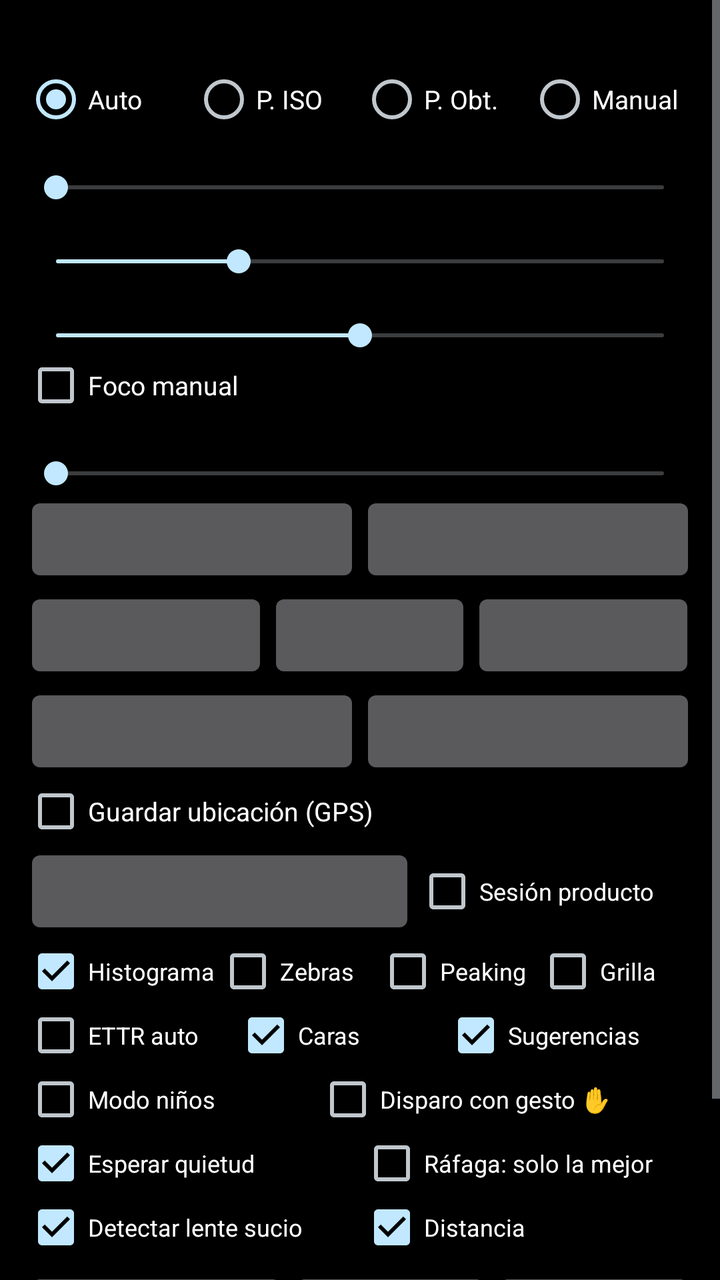
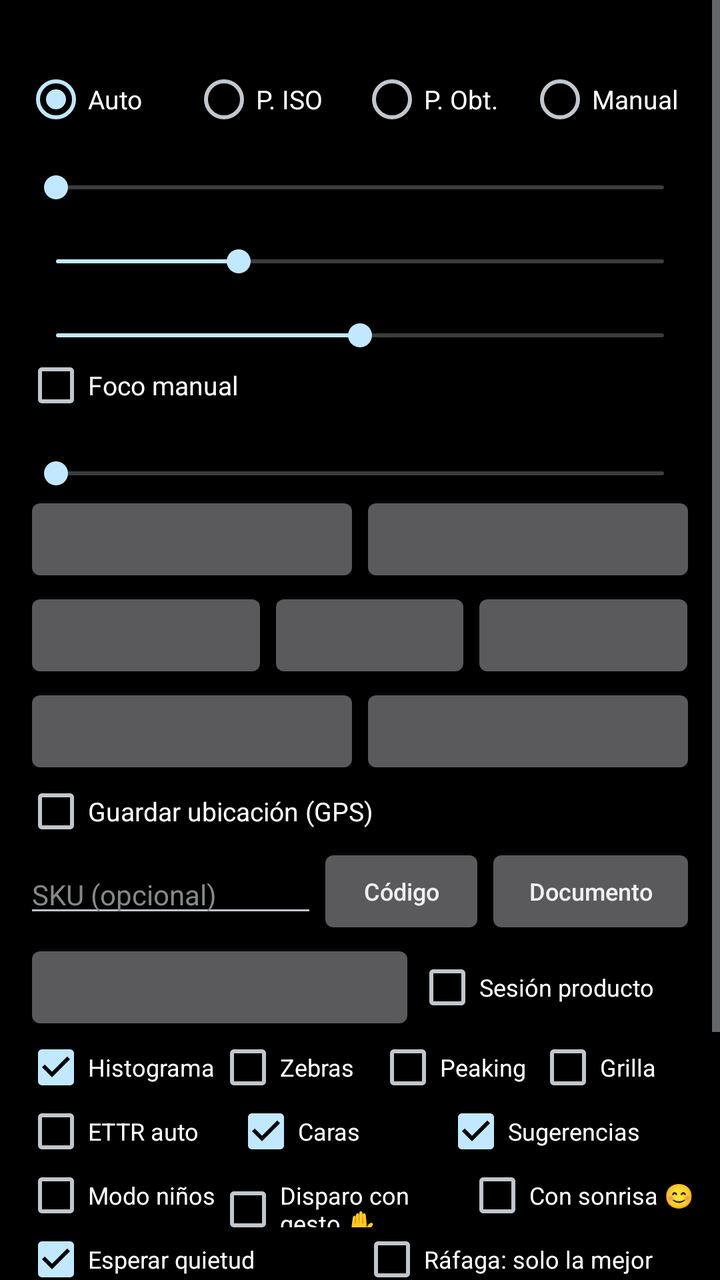

The first picture is an Android layout as it rendered before a commit; the second is the same layout after the commit. The layout source and the unified diff follow.
<!-- AndroidManifest.xml: application theme android:Theme.DeviceDefault.NoActionBar -->
<!-- res/layout/activity_main.xml -->
<?xml version="1.0" encoding="utf-8"?>
<LinearLayout xmlns:android="http://schemas.android.com/apk/res/android"
    android:layout_width="match_parent"
    android:layout_height="match_parent"
    android:background="#000000"
    android:orientation="vertical">

    <FrameLayout
        android:id="@+id/previewFrame"
        android:layout_width="match_parent"
        android:layout_height="0dp">

        <TextureView
            android:id="@+id/preview"
            android:layout_width="match_parent"
            android:layout_height="match_parent" />

        <dev.campa.rawcam.OverlayView
            android:id="@+id/overlay"
            android:layout_width="match_parent"
            android:layout_height="match_parent" />

        <View
            android:id="@+id/focusRing"
            android:layout_width="64dp"
            android:layout_height="64dp"
            android:layout_gravity="top|start"
            android:background="@drawable/focus_ring"
            android:visibility="gone" />

        <TextView
            android:id="@+id/lockBadge"
            android:layout_width="wrap_content"
            android:layout_height="wrap_content"
            android:layout_gravity="top|start"
            android:layout_margin="8dp"
            android:background="#FFD54F"
            android:paddingHorizontal="6dp"
            android:paddingVertical="2dp"
            android:text="AE/AF LOCK"
            android:textColor="#000000"
            android:textSize="12sp"
            android:visibility="gone" />

        <TextView
            android:id="@+id/distanceBadge"
            android:layout_width="wrap_content"
            android:layout_height="wrap_content"
            android:layout_gravity="top|end"
            android:layout_margin="8dp"
            android:background="#99000000"
            android:gravity="end"
            android:paddingHorizontal="6dp"
            android:paddingVertical="3dp"
            android:textColor="#FFFFFF"
            android:textSize="12sp"
            android:visibility="gone" />

        <TextView
            android:id="@+id/lensWarning"
            android:layout_width="wrap_content"
            android:layout_height="wrap_content"
            android:layout_gravity="top|center_horizontal"
            android:layout_marginTop="40dp"
            android:background="#E6D32F2F"
            android:paddingHorizontal="10dp"
            android:paddingVertical="6dp"
            android:textColor="#FFFFFF"
            android:textSize="13sp"
            android:visibility="gone" />

        <TextView
            android:id="@+id/suggestionChip"
            android:layout_width="wrap_content"
            android:layout_height="wrap_content"
            android:layout_gravity="top|center_horizontal"
            android:layout_marginTop="84dp"
            android:background="#E61565C0"
            android:paddingHorizontal="12dp"
            android:paddingVertical="8dp"
            android:textColor="#FFFFFF"
            android:textSize="13sp"
            android:visibility="gone" />

        <TextView
            android:id="@+id/astroBadge"
            android:layout_width="wrap_content"
            android:layout_height="wrap_content"
            android:layout_gravity="top|start"
            android:layout_marginStart="8dp"
            android:layout_marginTop="36dp"
            android:background="#CC1A237E"
            android:paddingHorizontal="8dp"
            android:paddingVertical="6dp"
            android:textColor="#FFFFFF"
            android:textSize="11sp"
            android:visibility="gone" />

        <TextView
            android:id="@+id/lensDebug"
            android:layout_width="wrap_content"
            android:layout_height="wrap_content"
            android:layout_gravity="bottom|end"
            android:layout_margin="8dp"
            android:background="#66000000"
            android:paddingHorizontal="4dp"
            android:textColor="#CCFFFFFF"
            android:textSize="10sp"
            android:visibility="gone" />

        <TextView
            android:id="@+id/countdownText"
            android:layout_width="wrap_content"
            android:layout_height="wrap_content"
            android:layout_gravity="center"
            android:shadowColor="#000000"
            android:shadowRadius="8"
            android:textColor="#FFFFFF"
            android:textSize="96sp"
            android:visibility="gone" />
    </FrameLayout>

    <ScrollView
        android:layout_width="match_parent"
        android:layout_height="0dp"
        android:layout_weight="1">

        <LinearLayout
            android:layout_width="match_parent"
            android:layout_height="wrap_content"
            android:orientation="vertical"
            android:padding="12dp">

            <TextView
                android:id="@+id/info"
                android:layout_width="wrap_content"
                android:layout_height="wrap_content"
                android:textColor="#FFFFFF"
                android:textSize="13sp" />

            <RadioGroup
                android:id="@+id/modeGroup"
                android:layout_width="match_parent"
                android:layout_height="wrap_content"
                android:layout_marginTop="4dp"
                android:checkedButton="@+id/modeAuto"
                android:orientation="horizontal">

                <RadioButton
                    android:id="@+id/modeAuto"
                    android:layout_width="0dp"
                    android:layout_height="wrap_content"
                    android:layout_weight="1"
                    android:text="Auto"
                    android:textColor="#FFFFFF"
                    android:textSize="13sp" />

                <RadioButton
                    android:id="@+id/modeIso"
                    android:layout_width="0dp"
                    android:layout_height="wrap_content"
                    android:layout_weight="1"
                    android:text="P. ISO"
                    android:textColor="#FFFFFF"
                    android:textSize="13sp" />

                <RadioButton
                    android:id="@+id/modeShutter"
                    android:layout_width="0dp"
                    android:layout_height="wrap_content"
                    android:layout_weight="1"
                    android:text="P. Obt."
                    android:textColor="#FFFFFF"
                    android:textSize="13sp" />

                <RadioButton
                    android:id="@+id/modeManual"
                    android:layout_width="0dp"
                    android:layout_height="wrap_content"
                    android:layout_weight="1"
                    android:text="Manual"
                    android:textColor="#FFFFFF"
                    android:textSize="13sp" />
            </RadioGroup>

            <TextView
                android:id="@+id/evLabel"
                android:layout_width="wrap_content"
                android:layout_height="wrap_content"
                android:textColor="#AAAAAA" />

            <SeekBar
                android:id="@+id/evBar"
                android:layout_width="match_parent"
                android:layout_height="wrap_content" />

            <TextView
                android:id="@+id/isoLabel"
                android:layout_width="wrap_content"
                android:layout_height="wrap_content"
                android:textColor="#AAAAAA" />

            <SeekBar
                android:id="@+id/isoBar"
                android:layout_width="match_parent"
                android:layout_height="wrap_content"
                android:max="1000"
                android:progress="300" />

            <TextView
                android:id="@+id/expLabel"
                android:layout_width="wrap_content"
                android:layout_height="wrap_content"
                android:textColor="#AAAAAA" />

            <SeekBar
                android:id="@+id/expBar"
                android:layout_width="match_parent"
                android:layout_height="wrap_content"
                android:max="1000"
                android:progress="500" />

            <CheckBox
                android:id="@+id/focusToggle"
                android:layout_width="wrap_content"
                android:layout_height="wrap_content"
                android:text="Foco manual"
                android:textColor="#FFFFFF"
                android:textSize="13sp" />

            <TextView
                android:id="@+id/focusLabel"
                android:layout_width="wrap_content"
                android:layout_height="wrap_content"
                android:textColor="#AAAAAA" />

            <SeekBar
                android:id="@+id/focusBar"
                android:layout_width="match_parent"
                android:layout_height="wrap_content"
                android:enabled="false"
                android:max="1000"
                android:progress="0" />

            <LinearLayout
                android:layout_width="match_parent"
                android:layout_height="wrap_content"
                android:orientation="horizontal">

                <Button
                    android:id="@+id/wbBtn"
                    android:layout_width="0dp"
                    android:layout_height="wrap_content"
                    android:layout_weight="1"
                    android:textAllCaps="false"
                    android:textSize="12sp" />

                <Button
                    android:id="@+id/lensBtn"
                    android:layout_width="0dp"
                    android:layout_height="wrap_content"
                    android:layout_weight="1"
                    android:textAllCaps="false"
                    android:textSize="12sp" />
            </LinearLayout>

            <LinearLayout
                android:layout_width="match_parent"
                android:layout_height="wrap_content"
                android:orientation="horizontal">

                <Button
                    android:id="@+id/formatBtn"
                    android:layout_width="0dp"
                    android:layout_height="wrap_content"
                    android:layout_weight="1.2"
                    android:textAllCaps="false"
                    android:textSize="12sp" />

                <Button
                    android:id="@+id/qualityBtn"
                    android:layout_width="0dp"
                    android:layout_height="wrap_content"
                    android:layout_weight="1"
                    android:textAllCaps="false"
                    android:textSize="12sp" />

                <Button
                    android:id="@+id/processBtn"
                    android:layout_width="0dp"
                    android:layout_height="wrap_content"
                    android:layout_weight="1.1"
                    android:textAllCaps="false"
                    android:textSize="12sp" />
            </LinearLayout>

            <LinearLayout
                android:layout_width="match_parent"
                android:layout_height="wrap_content"
                android:orientation="horizontal">

                <Button
                    android:id="@+id/intervalBtn"
                    android:layout_width="0dp"
                    android:layout_height="wrap_content"
                    android:layout_weight="1"
                    android:textAllCaps="false"
                    android:textSize="12sp" />

                <Button
                    android:id="@+id/shotsBtn"
                    android:layout_width="0dp"
                    android:layout_height="wrap_content"
                    android:layout_weight="1"
                    android:textAllCaps="false"
                    android:textSize="12sp" />
            </LinearLayout>

            <CheckBox
                android:id="@+id/locationToggle"
                android:layout_width="wrap_content"
                android:layout_height="wrap_content"
                android:text="Guardar ubicación (GPS)"
                android:textColor="#FFFFFF"
                android:textSize="13sp" />

            <LinearLayout
                android:layout_width="match_parent"
                android:layout_height="wrap_content"
                android:gravity="center_vertical"
                android:orientation="horizontal">

                <Button
                    android:id="@+id/guideBtn"
                    android:layout_width="0dp"
                    android:layout_height="wrap_content"
                    android:layout_weight="1.4"
                    android:textAllCaps="false"
                    android:textSize="12sp" />

                <CheckBox
                    android:id="@+id/sessionToggle"
                    android:layout_width="0dp"
                    android:layout_height="wrap_content"
                    android:layout_weight="1"
                    android:text="Sesión producto"
                    android:textColor="#FFFFFF"
                    android:textSize="12sp" />
            </LinearLayout>

            <TextView
                android:id="@+id/kelvinLabel"
                android:layout_width="wrap_content"
                android:layout_height="wrap_content"
                android:textColor="#AAAAAA"
                android:visibility="gone" />

            <SeekBar
                android:id="@+id/kelvinBar"
                android:layout_width="match_parent"
                android:layout_height="wrap_content"
                android:max="80"
                android:progress="35"
                android:visibility="gone" />

            <LinearLayout
                android:layout_width="match_parent"
                android:layout_height="wrap_content"
                android:orientation="horizontal">

                <CheckBox
                    android:id="@+id/histToggle"
                    android:layout_width="0dp"
                    android:layout_height="wrap_content"
                    android:layout_weight="1.2"
                    android:checked="true"
                    android:text="Histograma"
                    android:textColor="#FFFFFF"
                    android:textSize="12sp" />

                <CheckBox
                    android:id="@+id/zebraToggle"
                    android:layout_width="0dp"
                    android:layout_height="wrap_content"
                    android:layout_weight="1"
                    android:text="Zebras"
                    android:textColor="#FFFFFF"
                    android:textSize="12sp" />

                <CheckBox
                    android:id="@+id/peakToggle"
                    android:layout_width="0dp"
                    android:layout_height="wrap_content"
                    android:layout_weight="1"
                    android:text="Peaking"
                    android:textColor="#FFFFFF"
                    android:textSize="12sp" />

                <CheckBox
                    android:id="@+id/gridToggle"
                    android:layout_width="0dp"
                    android:layout_height="wrap_content"
                    android:layout_weight="1"
                    android:text="Grilla"
                    android:textColor="#FFFFFF"
                    android:textSize="12sp" />
            </LinearLayout>

            <LinearLayout
                android:layout_width="match_parent"
                android:layout_height="wrap_content"
                android:orientation="horizontal">

                <CheckBox
                    android:id="@+id/ettrToggle"
                    android:layout_width="0dp"
                    android:layout_height="wrap_content"
                    android:layout_weight="1"
                    android:text="ETTR auto"
                    android:textColor="#FFFFFF"
                    android:textSize="12sp" />

                <CheckBox
                    android:id="@+id/faceToggle"
                    android:layout_width="0dp"
                    android:layout_height="wrap_content"
                    android:layout_weight="1"
                    android:checked="true"
                    android:text="Caras"
                    android:textColor="#FFFFFF"
                    android:textSize="12sp" />

                <CheckBox
                    android:id="@+id/sceneToggle"
                    android:layout_width="0dp"
                    android:layout_height="wrap_content"
                    android:layout_weight="1.2"
                    android:checked="true"
                    android:text="Sugerencias"
                    android:textColor="#FFFFFF"
                    android:textSize="12sp" />
            </LinearLayout>

            <LinearLayout
                android:layout_width="match_parent"
                android:layout_height="wrap_content"
                android:orientation="horizontal">

                <CheckBox
                    android:id="@+id/kidsToggle"
                    android:layout_width="0dp"
                    android:layout_height="wrap_content"
                    android:layout_weight="1"
                    android:text="Modo niños"
                    android:textColor="#FFFFFF"
                    android:textSize="12sp" />

                <CheckBox
                    android:id="@+id/gestureToggle"
                    android:layout_width="0dp"
                    android:layout_height="wrap_content"
                    android:layout_weight="1.3"
                    android:text="Disparo con gesto ✋"
                    android:textColor="#FFFFFF"
                    android:textSize="12sp" />
            </LinearLayout>

            <LinearLayout
                android:layout_width="match_parent"
                android:layout_height="wrap_content"
                android:orientation="horizontal">

                <CheckBox
                    android:id="@+id/steadyToggle"
                    android:layout_width="0dp"
                    android:layout_height="wrap_content"
                    android:layout_weight="1"
                    android:checked="true"
                    android:text="Esperar quietud"
                    android:textColor="#FFFFFF"
                    android:textSize="12sp" />

                <CheckBox
                    android:id="@+id/bestToggle"
                    android:layout_width="0dp"
                    android:layout_height="wrap_content"
                    android:layout_weight="1"
                    android:text="Ráfaga: solo la mejor"
                    android:textColor="#FFFFFF"
                    android:textSize="12sp" />
            </LinearLayout>

            <LinearLayout
                android:layout_width="match_parent"
                android:layout_height="wrap_content"
                android:orientation="horizontal">

                <CheckBox
                    android:id="@+id/lensToggle"
                    android:layout_width="0dp"
                    android:layout_height="wrap_content"
                    android:layout_weight="1"
                    android:checked="true"
                    android:text="Detectar lente sucio"
                    android:textColor="#FFFFFF"
                    android:textSize="12sp" />

                <CheckBox
                    android:id="@+id/distanceToggle"
                    android:layout_width="0dp"
                    android:layout_height="wrap_content"
                    android:layout_weight="1"
                    android:checked="true"
                    android:text="Distancia"
                    android:textColor="#FFFFFF"
                    android:textSize="12sp" />
            </LinearLayout>

            <LinearLayout
                android:layout_width="match_parent"
                android:layout_height="wrap_content"
                android:layout_marginTop="4dp"
                android:orientation="horizontal">

                <Button
                    android:id="@+id/driveBtn"
                    android:layout_width="0dp"
                    android:layout_height="wrap_content"
                    android:layout_weight="1.3"
                    android:textAllCaps="false"
                    android:textSize="12sp" />

                <Button
                    android:id="@+id/timerBtn"
                    android:layout_width="0dp"
                    android:layout_height="wrap_content"
                    android:layout_weight="1"
                    android:textAllCaps="false"
                    android:textSize="12sp" />

                <Button
                    android:id="@+id/resetBtn"
                    android:layout_width="0dp"
                    android:layout_height="wrap_content"
                    android:layout_weight="1"
                    android:text="Reset AF"
                    android:textAllCaps="false"
                    android:textSize="12sp" />
            </LinearLayout>

            <Button
                android:id="@+id/shutter"
                android:layout_width="match_parent"
                android:layout_height="wrap_content"
                android:layout_marginTop="4dp"
                android:text="Capturar" />
        </LinearLayout>
    </ScrollView>
</LinearLayout>
<!-- resources referenced by this layout -->
<resources>
  <!-- drawable focus_ring (drawable) -->
  <?xml version="1.0" encoding="utf-8"?>
  <shape xmlns:android="http://schemas.android.com/apk/res/android"
      android:shape="rectangle">
      <stroke
          android:width="2dp"
          android:color="#FFD54F" />
      <corners android:radius="6dp" />
  </shape>
</resources>

<!-- the commit's change to res/layout/activity_main.xml (unified diff, before → after) -->
@@ -330,6 +330,45 @@
                 android:gravity="center_vertical"
                 android:orientation="horizontal">
 
+                <EditText
+                    android:id="@+id/skuField"
+                    android:layout_width="0dp"
+                    android:layout_height="wrap_content"
+                    android:layout_weight="1.4"
+                    android:hint="SKU (opcional)"
+                    android:imeOptions="actionDone"
+                    android:inputType="textCapCharacters|textNoSuggestions"
+                    android:maxLength="40"
+                    android:singleLine="true"
+                    android:textColor="#FFFFFF"
+                    android:textColorHint="#888888"
+                    android:textSize="14sp" />
+
+                <Button
+                    android:id="@+id/barcodeBtn"
+                    android:layout_width="0dp"
+                    android:layout_height="wrap_content"
+                    android:layout_weight="0.8"
+                    android:text="Código"
+                    android:textAllCaps="false"
+                    android:textSize="12sp" />
+
+                <Button
+                    android:id="@+id/docBtn"
+                    android:layout_width="0dp"
+                    android:layout_height="wrap_content"
+                    android:layout_weight="1"
+                    android:text="Documento"
+                    android:textAllCaps="false"
+                    android:textSize="12sp" />
+            </LinearLayout>
+
+            <LinearLayout
+                android:layout_width="match_parent"
+                android:layout_height="wrap_content"
+                android:gravity="center_vertical"
+                android:orientation="horizontal">
+
                 <Button
                     android:id="@+id/guideBtn"
                     android:layout_width="0dp"
@@ -461,6 +500,15 @@
                     android:layout_height="wrap_content"
                     android:layout_weight="1.3"
                     android:text="Disparo con gesto ✋"
+                    android:textColor="#FFFFFF"
+                    android:textSize="12sp" />
+
+                <CheckBox
+                    android:id="@+id/smileToggle"
+                    android:layout_width="0dp"
+                    android:layout_height="wrap_content"
+                    android:layout_weight="1.2"
+                    android:text="Con sonrisa 😊"
                     android:textColor="#FFFFFF"
                     android:textSize="12sp" />
             </LinearLayout>
